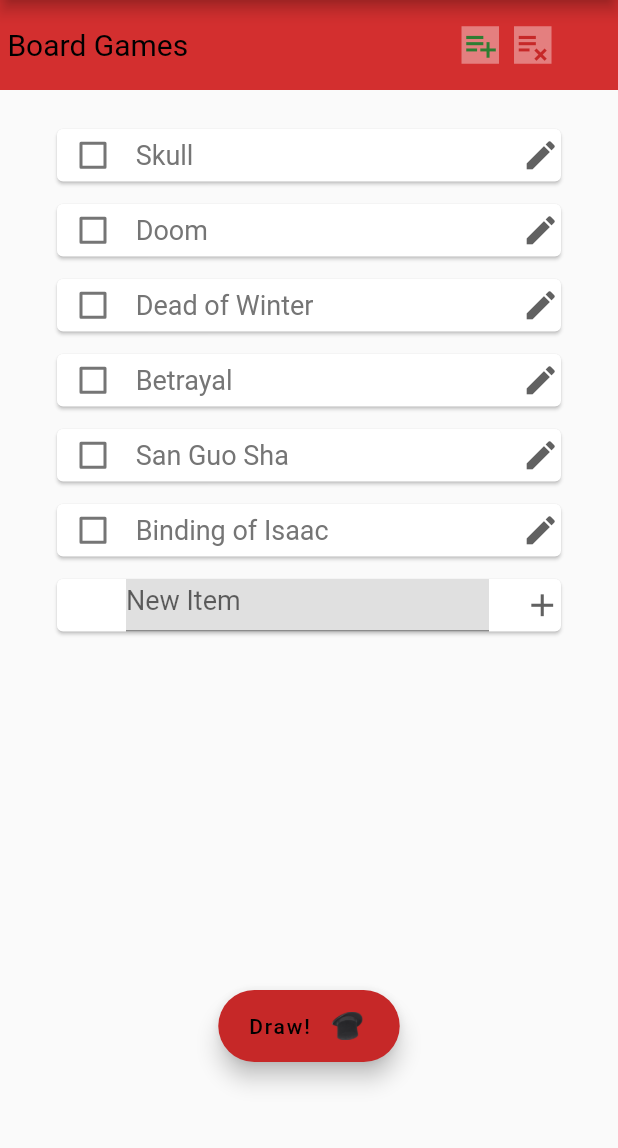
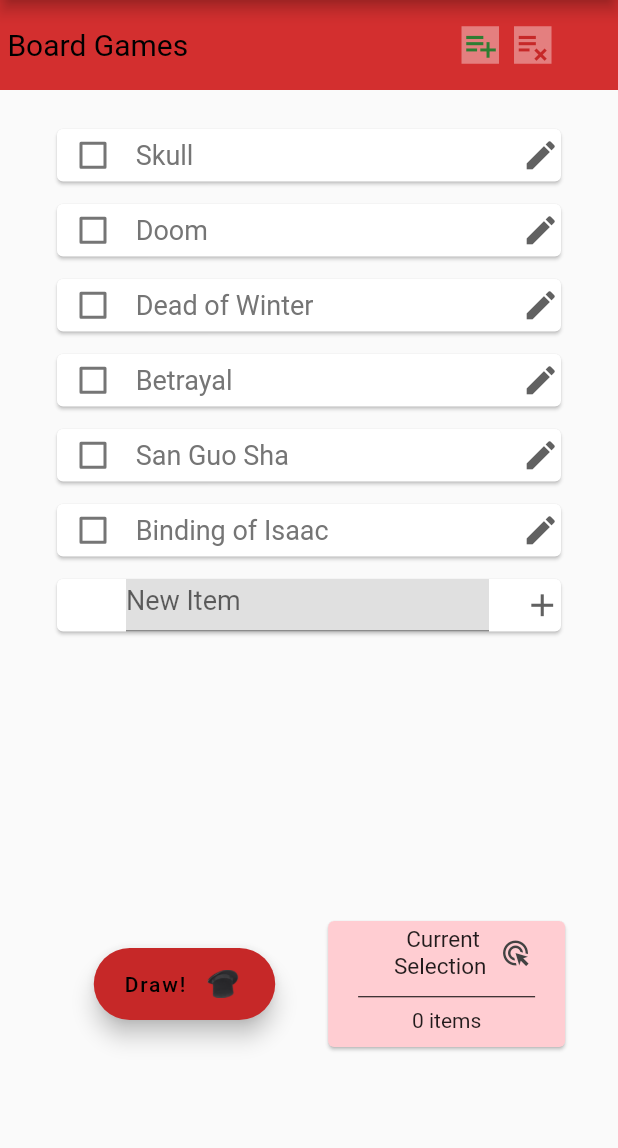
Before and after one commit to BrtWilson/hat_draw, a Flutter app: the CategoriesPage screen opened by its route, after a tap on the "edit" icon, after a tap on the "delete" icon, after a tap on "Board Games", on a phone screen of 412 x 824 dp, the part 84-1232 px from its top. Run offline on Flutter 3.47's test engine with Material 2 defaults, Android fonts, the light colour scheme and no system bars.

Commit message:
Current Selection page doesn't notify on checkbox changes (appears to be working)

```diff
--- a/lib/hdw_classes/tiles/deprecated/category_tile.dart
+++ b/lib/hdw_classes/tiles/deprecated/category_tile.dart
@@ -106,7 +106,7 @@
                                         if (value != null) {
                                           isChecked = value;
                                           if (widget._isChild) {
-                                            Provider.of<HdwState>(context, listen: false).setItemInclusion(widget._name, value);
+                                            Provider.of<HdwState>(context, listen: false).setItemInclusion(widget._name, value, true);
                                             //context.watch<HdwState>().setItemInclusion(widget._name, value);
                                           }
                                           else {
--- a/lib/hdw_classes/tiles/hstd_tile.dart
+++ b/lib/hdw_classes/tiles/hstd_tile.dart
@@ -40,15 +40,15 @@
   }
 
   void ItemUpdate(String action, TextEditingController teController) {
+    final bool notifyingPage = (HdwConstants.currentSelection == widget._parent);
     setState(() {
       if (StdTileConstants.cancel != action) {
-        // TODO: set checking whether on current selection page
         if (StdTileConstants.edit == action) {
           String newText = teController.text;
           bool success = false;
           if (widget._isChild) {
             success = Provider.of<HdwState>(context, listen: false).editItem(
-                widget._parent, widget._name, newText);
+                widget._parent, widget._name, newText, notifyingPage);
           }
           else {
             Provider.of<HdwState>(context, listen: false).editCategory(
@@ -58,12 +58,15 @@
         }
         else if (StdTileConstants.delete == action) {
           bool success = false;
-          // TODO: correct to account for <item vs category> (only allowing if category is empty, or after verification)
-          if (widget._isChild) {
+          if (!notifyingPage) {
+            Provider.of<HdwState>(context, listen: false).setItemInclusion(widget._name, false, true);
+          }
+          else if (widget._isChild) {
             success = Provider.of<HdwState>(context, listen: false).removeItem(
                 widget._parent, widget._name);
           }
           else {
+            // TODO: correct to account for <item vs category> (only allowing if category is empty, or after verification)
             print("Category Deletion not implemented");
           }
           if (!success) print("Failed to delete item.");
@@ -79,9 +82,9 @@
 
   void Checkbox(bool value) {
     setState(() {
-      // TODO: set checking whether on current selection page
       if (widget._isChild) {
-        Provider.of<HdwState>(context, listen: false).setItemInclusion(widget._name, value);
+        bool notifying = (HdwConstants.currentSelection == widget._name);
+        Provider.of<HdwState>(context, listen: false).setItemInclusion(widget._name, value, notifying);
       }
       else {
         Provider.of<HdwState>(context, listen: false).setCategoryInclusion(widget._name, value);
--- a/lib/pages/items_page.dart
+++ b/lib/pages/items_page.dart
@@ -1,4 +1,5 @@
 import 'package:flutter/material.dart';
+import 'package:hat_draw_app/hdw_classes/hdw_page_footer.dart';
 import 'package:hat_draw_app/hdw_classes/tiles/hdw_tile.dart';
 import 'package:hat_draw_app/hdw_constants.dart';
 import 'package:provider/provider.dart';
@@ -90,7 +91,7 @@
               //HdwTile(name: widget._catName,),
               ItemsPageBar(catName: widget._catName, update: Action),
               SizedBox(
-                height: 600 - keyOverflow,
+                height: 550 - keyOverflow,
                 width: 400,
                 child:
                   ListView(
@@ -100,7 +101,7 @@
                   children: items,
                 ),
               ),
-              if (keyOverflow == 0.0) DrawButton(items: context.watch<HdwState>().sCurrentItems),
+              if (keyOverflow == 0.0) HdwPageFooter(), //DrawButton(items: context.watch<HdwState>().sCurrentItems),
             ]
           )
       );
```
Also changed, not shown: lib/hdw_state.dart (+4 -17 lines).
